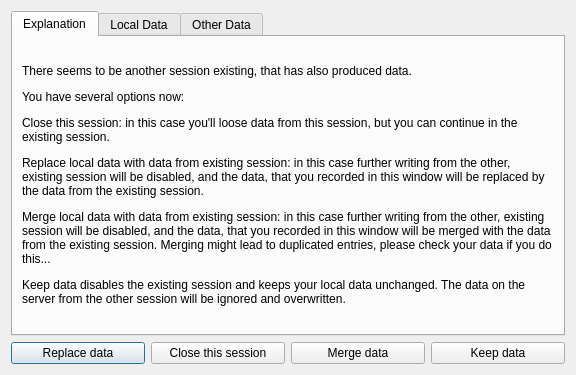
Above: src/conflictdialogbase.ui from scVENUS/sctime before the change. Below: the same form after it.
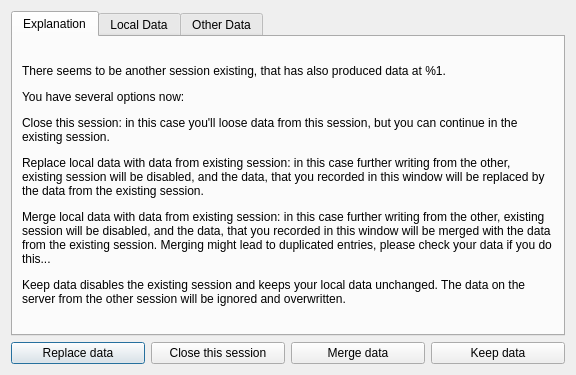
That is the form after the change. Custom widgets are drawn as their Qt base class.

Commit message: show remote save date in conflict dialog

Patch:
```diff
--- a/src/conflictdialogbase.ui
+++ b/src/conflictdialogbase.ui
@@ -42,7 +42,7 @@
           </sizepolicy>
          </property>
          <property name="text">
-          <string>&lt;html&gt;&lt;head/&gt;&lt;body&gt;&lt;p&gt;There seems to be another session existing, that has also produced data.&lt;/p&gt;&lt;p&gt;You have several options now:&lt;/p&gt;&lt;p&gt;Close this session: in this case you'll loose data from this session, but you can continue in the existing session.&lt;/p&gt;&lt;p&gt;Replace local data with data from existing session: in this case further writing from the other, existing session will be disabled, and the data, that you recorded in this window will be replaced by the data from the existing session. &lt;/p&gt;&lt;p&gt;Merge local data with data from existing session: in this case further writing from the other, existing session will be disabled, and the data, that you recorded in this window will be merged with the data from the existing session. Merging might lead to duplicated entries, please check your data if you do this...&lt;/p&gt;&lt;p&gt;Keep data disables the existing session and keeps your local data unchanged. The data on the server from the other session will be ignored and overwritten.&lt;/p&gt;&lt;/body&gt;&lt;/html&gt;</string>
+          <string>&lt;html&gt;&lt;head/&gt;&lt;body&gt;&lt;p&gt;There seems to be another session existing, that has also produced data at %1.&lt;/p&gt;&lt;p&gt;You have several options now:&lt;/p&gt;&lt;p&gt;Close this session: in this case you'll loose data from this session, but you can continue in the existing session.&lt;/p&gt;&lt;p&gt;Replace local data with data from existing session: in this case further writing from the other, existing session will be disabled, and the data, that you recorded in this window will be replaced by the data from the existing session. &lt;/p&gt;&lt;p&gt;Merge local data with data from existing session: in this case further writing from the other, existing session will be disabled, and the data, that you recorded in this window will be merged with the data from the existing session. Merging might lead to duplicated entries, please check your data if you do this...&lt;/p&gt;&lt;p&gt;Keep data disables the existing session and keeps your local data unchanged. The data on the server from the other session will be ignored and overwritten.&lt;/p&gt;&lt;/body&gt;&lt;/html&gt;</string>
          </property>
          <property name="scaledContents">
           <bool>false</bool>
```
Left out of the diff: 2 changed lines with no effect on the pictures. The commit also changes 4 other files.
